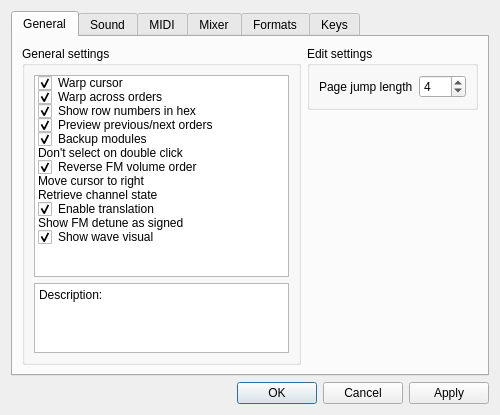
This is BambooTracker/gui/configuration_dialog.ui in BambooTracker/BambooTracker as Qt 5 draws it before an edit. The edited form follows.
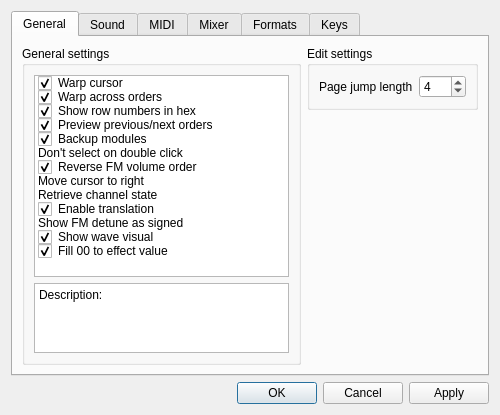
This is the edited form. Custom widgets are drawn as their Qt base class.

Commit message: Add the selection of effect value initialization upon entering effect id

Patch:
```diff
--- a/BambooTracker/gui/configuration_dialog.ui
+++ b/BambooTracker/gui/configuration_dialog.ui
@@ -151,6 +151,14 @@
               <enum>Checked</enum>
              </property>
             </item>
+            <item>
+             <property name="text">
+              <string>Fill 00 to effect value</string>
+             </property>
+             <property name="checkState">
+              <enum>Checked</enum>
+             </property>
+            </item>
            </widget>
           </item>
           <item row="1" column="0">
```
The commit also changes 10 other files.
